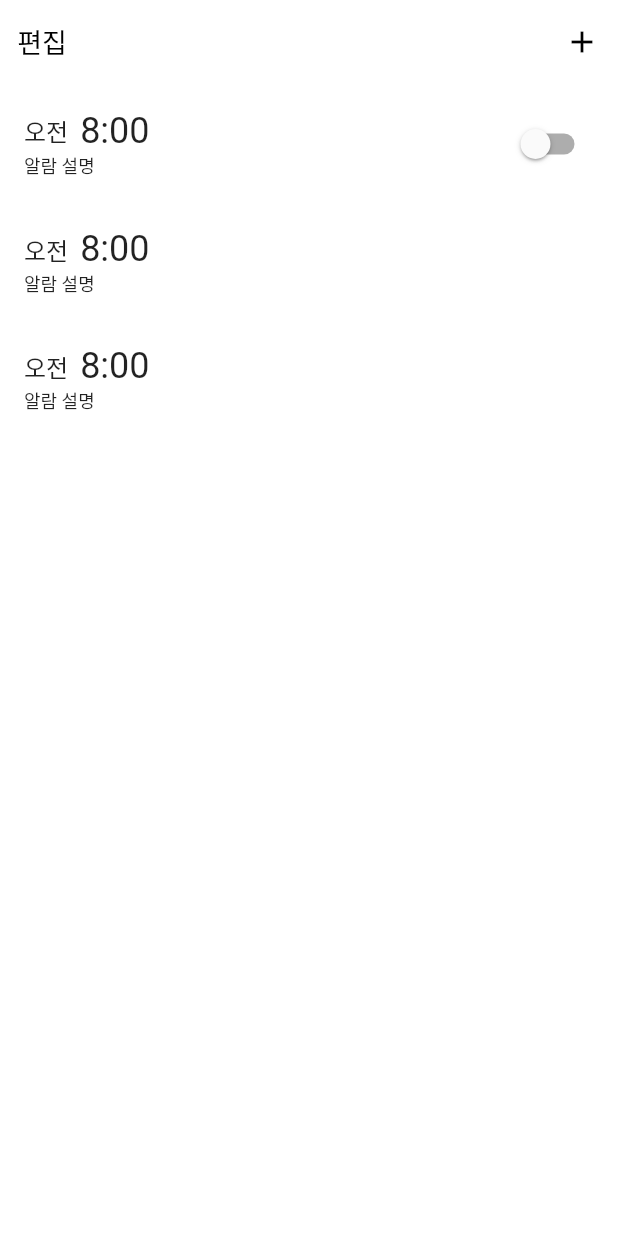
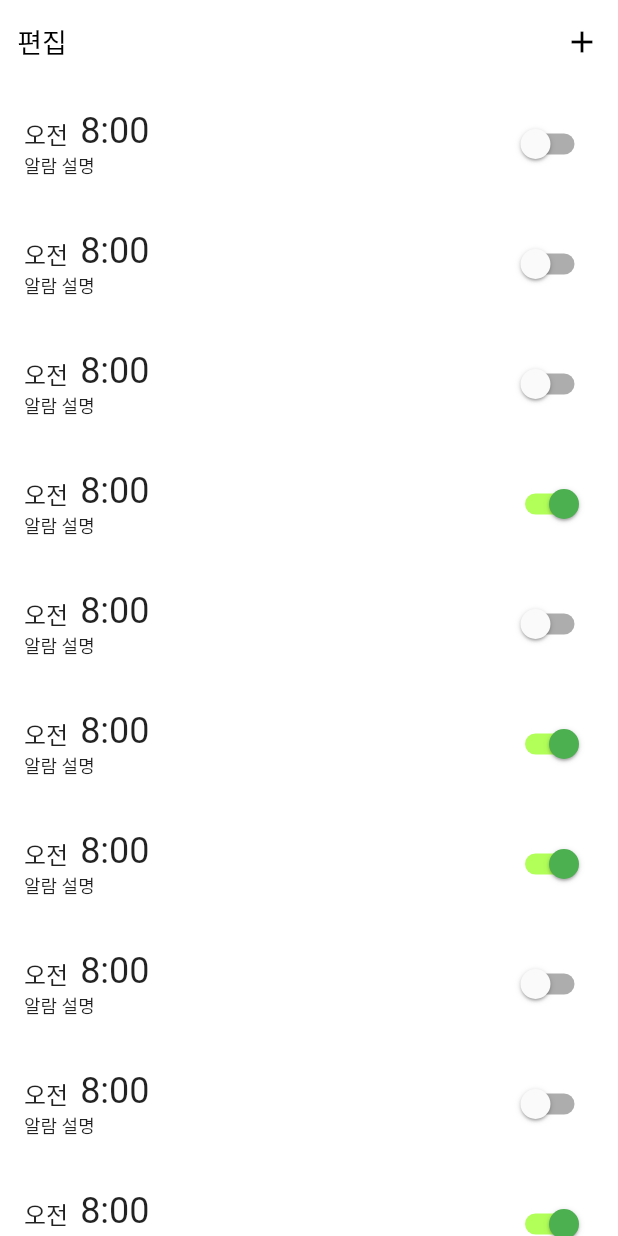
Before and after one commit to Long9725/alarm, a Flutter app: the screen it shows after launch, on a phone screen of 412 x 824 dp. Run offline on Flutter 3.47's test engine with Material 2 defaults, Android fonts, the phone set to English and light mode, and no system bars.

Commit message:
Add: seperate alarmListPage components

```diff
--- a/lib/src/ui/alarmList/alarmList.dart
+++ b/lib/src/ui/alarmList/alarmList.dart
@@ -1,9 +1,11 @@
+import 'package:alarm/src/ui/widgets/switchByPlatform.dart';
 import 'package:flutter/material.dart';
 import 'package:flutter/cupertino.dart';
 
+import 'componenets/body.dart';
+import 'componenets/textCard.dart';
+
 class AlarmListPage extends StatelessWidget {
-  bool isSwitched = false;
-
   @override
   Widget build(BuildContext context) {
     return Scaffold(
@@ -29,105 +31,6 @@ class AlarmListPage extends StatelessWidget {
           ],
         ),
         // TODO: 스크롤이 가능하도록 만들기; why? 스크롤이 불가능하면 Overflow 문제가 발생한다.
-        body: Column(
-          children: [
-            Padding(
-                padding: EdgeInsets.all(16.0),
-                child: Container(
-                    child: Row(
-                  children: [
-                    Expanded(child: Column(
-                      crossAxisAlignment: CrossAxisAlignment.start,
-                      children: [
-                        Row(
-                          children: [
-                            Padding(
-                                padding: EdgeInsets.only(right: 8.0),
-                                // TODO: UI 로직과 비즈니스 로직을 분리해서 데이터를 관리하기
-                                child: Text(
-                                  "오전",
-                                  style: TextStyle(fontSize: 16.0),
-                                )),
-                            Text(
-                              "8:00",
-                              style: TextStyle(fontSize: 24.0),
-                            )
-                          ],
-                        ),
-                        Text(
-                          "알람 설명",
-                          style: TextStyle(fontSize: 12.0),
-                        )
-                      ],
-                    )),
-                    Switch(
-                      value: isSwitched,
-                      onChanged: (value) {
-                        // TODO: Stateful로 바꿔야함
-                        // setState(() {
-                        //   isSwitched = value;
-                        // });
-                        isSwitched = value;
-                      },
-                      activeColor: Colors.green,
-                      activeTrackColor: Colors.lightGreenAccent,
-                    )
-                  ],
-                ))),
-            // TODO: 반복되는 UI를 Component로 만들기
-            Padding(
-                padding: EdgeInsets.all(16.0),
-                child: Container(
-                    child: Column(
-                  crossAxisAlignment: CrossAxisAlignment.start,
-                  children: [
-                    Row(
-                      children: [
-                        Padding(
-                            padding: EdgeInsets.only(right: 8.0),
-                            child: Text(
-                              "오전",
-                              style: TextStyle(fontSize: 16.0),
-                            )),
-                        Text(
-                          "8:00",
-                          style: TextStyle(fontSize: 24.0),
-                        )
-                      ],
-                    ),
-                    Text(
-                      "알람 설명",
-                      style: TextStyle(fontSize: 12.0),
-                    )
-                  ],
-                ))),
-            Padding(
-                padding: EdgeInsets.all(16.0),
-                child: Container(
-                    child: Column(
-                  crossAxisAlignment: CrossAxisAlignment.start,
-                  children: [
-                    Row(
-                      children: [
-                        Padding(
-                            padding: EdgeInsets.only(right: 8.0),
-                            child: Text(
-                              "오전",
-                              style: TextStyle(fontSize: 16.0),
-                            )),
-                        Text(
-                          "8:00",
-                          style: TextStyle(fontSize: 24.0),
-                        )
-                      ],
-                    ),
-                    Text(
-                      "알람 설명",
-                      style: TextStyle(fontSize: 12.0),
-                    )
-                  ],
-                ))),
-          ],
-        ));
+        body: AlarmListBody());
   }
 }
--- /dev/null
+++ b/lib/src/ui/alarmList/componenets/body.dart
@@ -0,0 +1,37 @@
+import 'package:alarm/src/ui/alarmList/componenets/textCard.dart';
+import 'package:flutter/material.dart';
+
+import '../../widgets/switchByPlatform.dart';
+
+class AlarmListBody extends StatelessWidget {
+  List<bool> isSwitched = [
+    false,
+    false,
+    false,
+    true,
+    false,
+    true,
+    true,
+    false,
+    false,
+    true
+  ];
+
+  @override
+  Widget build(BuildContext context) {
+    return ListView.builder(
+      itemCount: 10,
+      itemBuilder: (BuildContext context, int index) {
+        return Padding(
+            padding: EdgeInsets.all(16.0),
+            child: Container(
+                child: Row(
+              children: [
+                Expanded(child: TextCard()),
+                SwitchByPlatForm(isSwitched: isSwitched[index])
+              ],
+            )));
+      },
+    );
+  }
+}
--- /dev/null
+++ b/lib/src/ui/alarmList/componenets/textCard.dart
@@ -0,0 +1,32 @@
+import 'package:flutter/material.dart';
+
+class TextCard extends StatelessWidget {
+  @override
+  Widget build(BuildContext context) {
+    return Column(
+      crossAxisAlignment: CrossAxisAlignment.start,
+      children: [
+        Row(
+          crossAxisAlignment: CrossAxisAlignment.end,
+          children: [
+            Padding(
+                padding: EdgeInsets.only(right: 8.0),
+                // TODO: UI 로직과 비즈니스 로직을 분리해서 데이터를 관리하기
+                child: Text(
+                  "오전",
+                  style: TextStyle(fontSize: 16.0),
+                )),
+            Text(
+              "8:00",
+              style: TextStyle(fontSize: 24.0),
+            )
+          ],
+        ),
+        Text(
+          "알람 설명",
+          style: TextStyle(fontSize: 12.0),
+        )
+      ],
+    );
+  }
+}
--- /dev/null
+++ b/lib/src/ui/widgets/switchByPlatform.dart
@@ -0,0 +1,41 @@
+import 'dart:io';
+
+import 'package:flutter/cupertino.dart';
+import 'package:flutter/material.dart';
+import 'package:flutter/foundation.dart';
+
+class SwitchByPlatForm extends StatefulWidget {
+  SwitchByPlatForm({required this.isSwitched});
+
+  bool isSwitched;
+
+  @override
+  SwitchByPlatFormState createState() => SwitchByPlatFormState();
+}
+
+class SwitchByPlatFormState extends State<SwitchByPlatForm> {
+  @override
+  Widget build(BuildContext context) {
+    return Platform.isIOS
+        ? CupertinoSwitch(
+            value: widget.isSwitched,
+            onChanged: (value) {
+              setState(() {
+                widget.isSwitched = value;
+              });
+              widget.isSwitched = value;
+            },
+            activeColor: Colors.green,
+          )
+        : Switch(
+            value: widget.isSwitched,
+            onChanged: (value) {
+              setState(() {
+                widget.isSwitched = value;
+              });
+              widget.isSwitched = value;
+            },
+            activeColor: Colors.green,
+            activeTrackColor: Colors.lightGreenAccent);
+  }
+}
```
Also changed, not shown: 1 other file.
